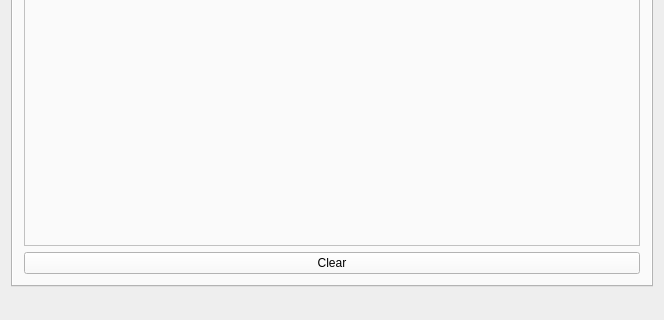
The window that artnetconsole.ui (Gregwar/ArtNet-Console) describes before a commit, drawn with Qt 5; both pictures show x 0 to 664 and y 151 to 471 of the 664 by 471 pixel window.
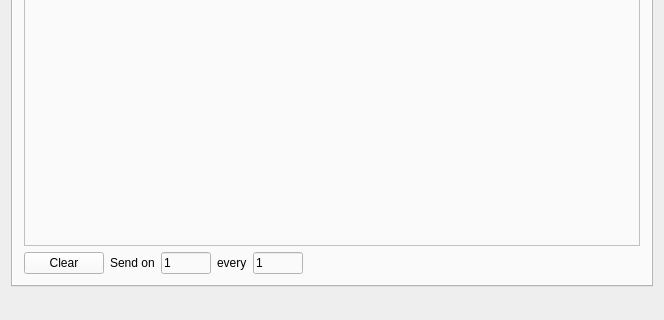
The same window after the commit. The open tabs and pages were chosen to show the change.

Commit message: Adding "Send on X every Y"

```diff
--- a/artnetconsole.ui
+++ b/artnetconsole.ui
@@ -17,7 +17,7 @@
    <string notr="true">background-color: #eee;</string>
   </property>
   <widget class="QWidget" name="centralWidget">
-   <layout class="QHBoxLayout" name="horizontalLayout">
+   <layout class="QVBoxLayout" name="verticalLayout">
     <item>
      <widget class="QTabWidget" name="tabWidget">
       <property name="styleSheet">
@@ -129,7 +129,7 @@
        <attribute name="title">
         <string>Console</string>
        </attribute>
-       <layout class="QVBoxLayout" name="verticalLayout">
+       <layout class="QVBoxLayout" name="verticalLayout_2">
         <item>
          <widget class="QScrollArea" name="consoleArea">
           <property name="widgetResizable">
@@ -153,11 +153,68 @@
          </widget>
         </item>
         <item>
-         <widget class="QPushButton" name="clearButton">
-          <property name="text">
-           <string>Clear</string>
-          </property>
-         </widget>
+         <layout class="QHBoxLayout" name="horizontalLayout_4">
+          <item>
+           <widget class="QPushButton" name="clearButton">
+            <property name="text">
+             <string>Clear</string>
+            </property>
+           </widget>
+          </item>
+          <item>
+           <widget class="QLabel" name="label_5">
+            <property name="text">
+             <string>Send on</string>
+            </property>
+           </widget>
+          </item>
+          <item>
+           <widget class="QLineEdit" name="sendOnNb">
+            <property name="maximumSize">
+             <size>
+              <width>50</width>
+              <height>16777215</height>
+             </size>
+            </property>
+            <property name="text">
+             <string>1</string>
+            </property>
+           </widget>
+          </item>
+          <item>
+           <widget class="QLabel" name="label_4">
+            <property name="text">
+             <string>every</string>
+            </property>
+           </widget>
+          </item>
+          <item>
+           <widget class="QLineEdit" name="sendOnEvery">
+            <property name="maximumSize">
+             <size>
+              <width>50</width>
+              <height>16777215</height>
+             </size>
+            </property>
+            <property name="text">
+             <string>1</string>
+            </property>
+           </widget>
+          </item>
+          <item>
+           <spacer name="horizontalSpacer">
+            <property name="orientation">
+             <enum>Qt::Horizontal</enum>
+            </property>
+            <property name="sizeHint" stdset="0">
+             <size>
+              <width>40</width>
+              <height>20</height>
+             </size>
+            </property>
+           </spacer>
+          </item>
+         </layout>
         </item>
        </layout>
       </widget>
```
Left out of the diff: 8 changed lines with no effect on the pictures. The commit also changes 4 other files.
